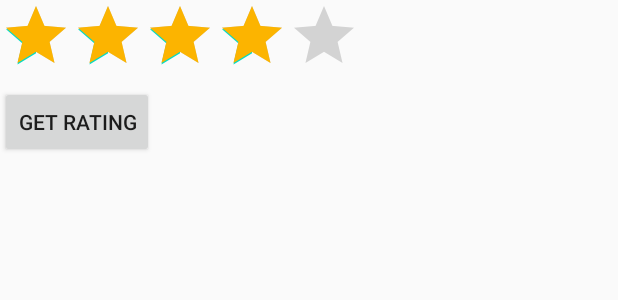
After one commit to arvindkr7/AndroidDevelopment, an Android app: the layout activity_p4_star__rating_bar.xml on its own in the app's theme, with its tools: preview values and no code run, on a phone screen of 412 x 824 dp. The commit adds this screen. Shown: the top 300 px of the screen. Run offline under Robolectric (Android 15) with nearby library versions, the phone set to English and light mode, and no system bars.

Commit message:
start RatingBar added, getRating() and getNumStars() and default ProgressBar added which is cyclic and indeterminate by default

```diff
--- a/cse225Practicals/app/build.gradle
+++ b/cse225Practicals/app/build.gradle
@@ -32,6 +32,8 @@ dependencies {
     androidTestImplementation 'androidx.test.espresso:espresso-core:3.3.0'
     implementation 'com.google.android.material:material:1.0.0-rc01'
     implementation 'androidx.appcompat:appcompat:1.0.0'
+    implementation 'androidx.recyclerview:recyclerview:1.0.0'
+
 
 
 
--- a/cse225Practicals/app/src/main/AndroidManifest.xml
+++ b/cse225Practicals/app/src/main/AndroidManifest.xml
@@ -9,9 +9,11 @@
         android:roundIcon="@mipmap/ic_launcher_round"
         android:supportsRtl="true"
         android:theme="@style/AppTheme">
-        <activity android:name=".MainActivity"></activity>
+        <activity android:name=".p4_star_RatingBar"></activity>
+        <activity android:name=".P3Toolbar" />
+        <activity android:name=".MainActivity" />
         <activity android:name=".p2HorizontalScrollView" />
-        <activity android:name=".P3Toolbar">
+        <activity android:name=".p5_ProgressBar">
             <intent-filter>
                 <action android:name="android.intent.action.MAIN" />
 
--- a/cse225Practicals/app/src/main/res/layout/activity_p3_toolbar.xml
+++ b/cse225Practicals/app/src/main/res/layout/activity_p3_toolbar.xml
@@ -7,6 +7,9 @@
     android:fitsSystemWindows="true"
     tools:context=".P3Toolbar"
     android:orientation="vertical">
+
+
+
     <androidx.appcompat.widget.Toolbar
         android:id="@+id/tb1"
         android:layout_width="match_parent"
@@ -23,12 +26,13 @@
       android:layout_height="wrap_content"
       android:src="@drawable/ic_baseline_text_format_24"
       android:layout_gravity="center_vertical"
+      android:contentDescription="Company Logo"
       >
 
   </ImageView>
     <ListView
         android:id="@+id/lv1"
         android:layout_width="match_parent"
-        android:layout_height="wrap_content"></ListView>
+        android:layout_height="wrap_content"/>
 
 </LinearLayout>
--- /dev/null
+++ b/cse225Practicals/app/src/main/res/layout/activity_p4_star__rating_bar.xml
@@ -0,0 +1,24 @@
+<?xml version="1.0" encoding="utf-8"?>
+<LinearLayout xmlns:android="http://schemas.android.com/apk/res/android"
+    xmlns:app="http://schemas.android.com/apk/res-auto"
+    xmlns:tools="http://schemas.android.com/tools"
+    android:layout_width="match_parent"
+    android:layout_height="match_parent"
+    tools:context=".p4_star_RatingBar"
+    android:orientation="vertical"
+    >
+    <RatingBar
+        android:id="@+id/rb1"
+        android:layout_width="wrap_content"
+        android:layout_height="wrap_content"
+        android:rating="4"
+        android:numStars="5"
+        android:progressTint="#fcb400"
+        ></RatingBar>
+    <Button
+        android:id="@+id/btn1"
+        android:layout_width="wrap_content"
+        android:layout_height="wrap_content"
+        android:text="Get Rating"/>
+
+</LinearLayout>
```
Also changed, not shown: cse225Practicals/app/src/main/java/com/example/cse225practicals/p4_star_RatingBar.java (added, +36 -0 lines), cse225Practicals/app/src/main/java/com/example/cse225practicals/p5_ProgressBar.java (added, +14 -0 lines), cse225Practicals/app/src/main/res/layout/activity_p5__progress_bar.xml (added, +16 -0 lines).
